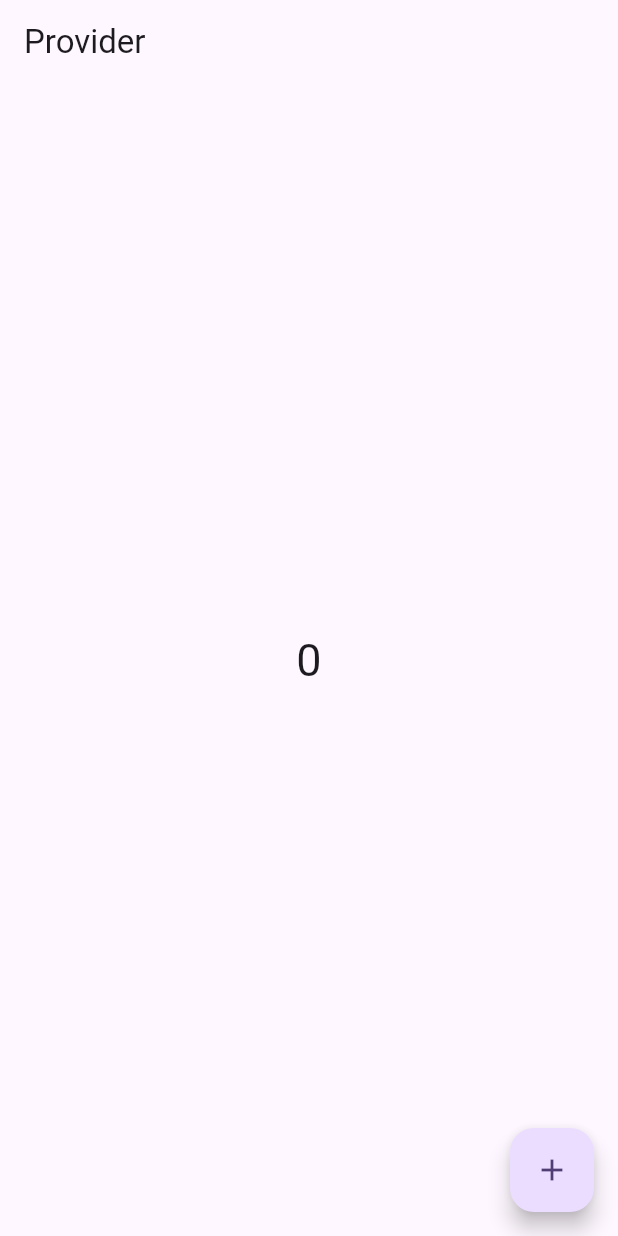
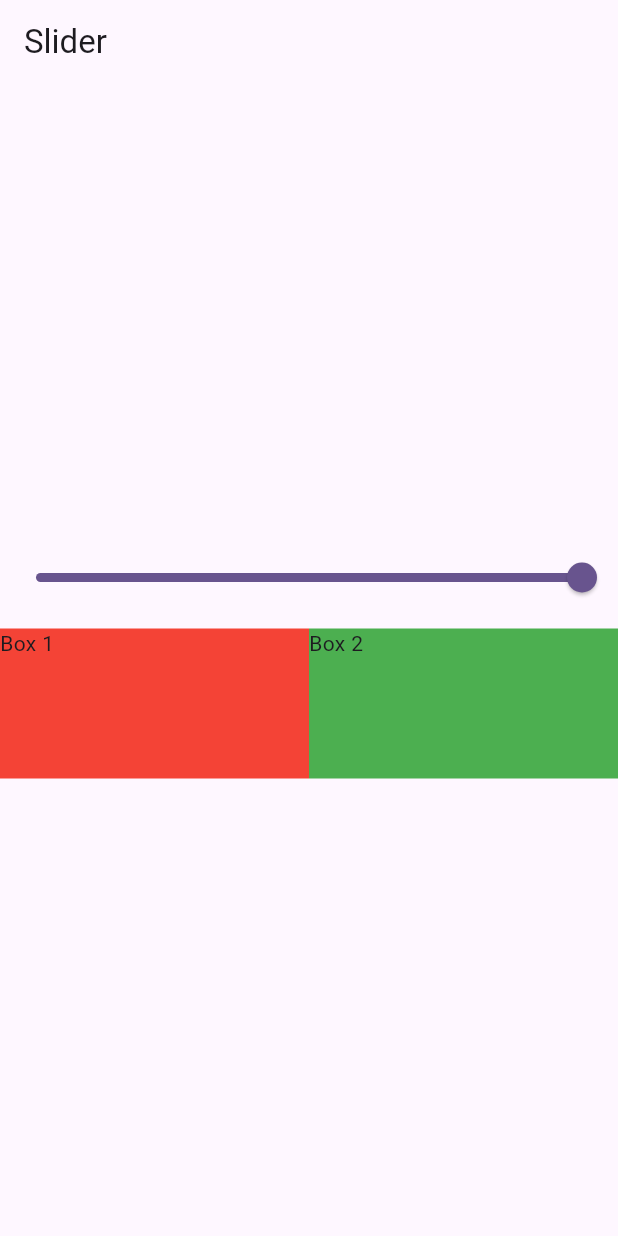
Before and after one commit to Muhammad-Bilal01/learn_flutter_provider, a Flutter app: the screen it shows after launch, on a phone screen of 412 x 824 dp. Run offline on Flutter 3.47's test engine with Material 2 defaults, Android fonts, the light colour scheme and no system bars.

Commit message:
multi provider

```diff
--- a/lib/main.dart
+++ b/lib/main.dart
@@ -1,6 +1,8 @@
 import 'package:flutter/material.dart';
 import 'package:learn_flutter_provider/provider/count_provider.dart';
+import 'package:learn_flutter_provider/provider/slider_provider.dart';
 import 'package:learn_flutter_provider/screens/counter_screen.dart';
+import 'package:learn_flutter_provider/screens/slider_screen.dart';
 import 'package:provider/provider.dart';
 
 void main() {
@@ -12,15 +14,18 @@ class MyApp extends StatelessWidget {
 
   @override
   Widget build(BuildContext context) {
-    return ChangeNotifierProvider(
-      create: (_) => CountProvider(),
+    return MultiProvider(
+      providers: [
+        ChangeNotifierProvider(create: (_) => CountProvider()),
+        ChangeNotifierProvider(create: (_) => SliderProvider()),
+      ],
       child: MaterialApp(
         title: 'Flutter Demo',
         theme: ThemeData(
           colorScheme: ColorScheme.fromSeed(seedColor: Colors.deepPurple),
           useMaterial3: true,
         ),
-        home: CounterScreen(),
+        home: SliderScreen(),
       ),
     );
   }
--- a/lib/provider/count_provider.dart
+++ b/lib/provider/count_provider.dart
@@ -1,3 +1,12 @@
 import 'package:flutter/foundation.dart';
 
-class CountProvider with ChangeNotifier {}
+class CountProvider with ChangeNotifier {
+  int _count = 0;
+
+  int get count => _count;
+
+  addCounter() {
+    _count++;
+    notifyListeners();
+  }
+}
--- /dev/null
+++ b/lib/provider/slider_provider.dart
@@ -0,0 +1,12 @@
+import 'package:flutter/foundation.dart';
+
+class SliderProvider with ChangeNotifier {
+  double _slider = 1.0;
+
+  double get slider => _slider;
+
+  setSlider(slide) {
+    _slider = slide;
+    notifyListeners();
+  }
+}
--- a/lib/screens/counter_screen.dart
+++ b/lib/screens/counter_screen.dart
@@ -1,4 +1,8 @@
+import 'dart:async';
+
 import 'package:flutter/material.dart';
+import 'package:learn_flutter_provider/provider/count_provider.dart';
+import 'package:provider/provider.dart';
 
 class CounterScreen extends StatefulWidget {
   const CounterScreen({super.key});
@@ -9,19 +13,39 @@ class CounterScreen extends StatefulWidget {
 
 class _CounterScreenState extends State<CounterScreen> {
   @override
+  void initState() {
+    // TODO: implement initState
+    // final countProvider = Provider.of<CountProvider>(context, listen: false);
+    // Timer.periodic(Duration(seconds: 1), (timer) {
+    //   countProvider.addCounter();
+    // });
+
+    super.initState();
+  }
+
+  @override
   Widget build(BuildContext context) {
+    // final countProvider = Provider.of<CountProvider>(context);
+    print("build");
     return Scaffold(
       appBar: AppBar(
         title: const Text("Provider"),
       ),
       body: Center(
-        child: Text(
-          "0",
-          style: const TextStyle(fontSize: 30),
+        child: Consumer<CountProvider>(
+          builder: (_, value, child) {
+            print("Inner Print of Consumer");
+            return Text(
+              "${value.count}",
+              style: const TextStyle(fontSize: 30),
+            );
+          },
         ),
       ),
       floatingActionButton: FloatingActionButton(
-        onPressed: () {},
+        onPressed: () {
+          // countProvider.addCounter();
+        },
         child: const Icon(Icons.add),
       ),
     );
--- /dev/null
+++ b/lib/screens/slider_screen.dart
@@ -0,0 +1,59 @@
+import 'package:flutter/material.dart';
+import 'package:learn_flutter_provider/provider/slider_provider.dart';
+import 'package:provider/provider.dart';
+
+class SliderScreen extends StatefulWidget {
+  const SliderScreen({super.key});
+
+  @override
+  State<SliderScreen> createState() => _SliderScreenState();
+}
+
+class _SliderScreenState extends State<SliderScreen> {
+  @override
+  Widget build(BuildContext context) {
+    // final provider = Provider.of<SliderProvider>(context, listen: true);
+
+    print("Build");
+    return Scaffold(
+      appBar: AppBar(
+        title: Text("Slider"),
+      ),
+      body: Column(
+        mainAxisAlignment: MainAxisAlignment.center,
+        children: [
+          Consumer<SliderProvider>(builder: (context, value, child) {
+            return Slider(
+                min: 0,
+                max: 1,
+                value: value.slider,
+                onChanged: (slide) {
+                  value.setSlider(slide);
+                });
+          }),
+          const SizedBox(height: 10),
+          Consumer<SliderProvider>(builder: (context, value, child) {
+            return Row(
+              children: [
+                Expanded(
+                  child: Container(
+                    color: Colors.red.withOpacity(value.slider),
+                    height: 100,
+                    child: Text("Box 1"),
+                  ),
+                ),
+                Expanded(
+                  child: Container(
+                    color: Colors.green.withOpacity(value.slider),
+                    height: 100,
+                    child: Text("Box 2"),
+                  ),
+                ),
+              ],
+            );
+          })
+        ],
+      ),
+    );
+  }
+}
```
